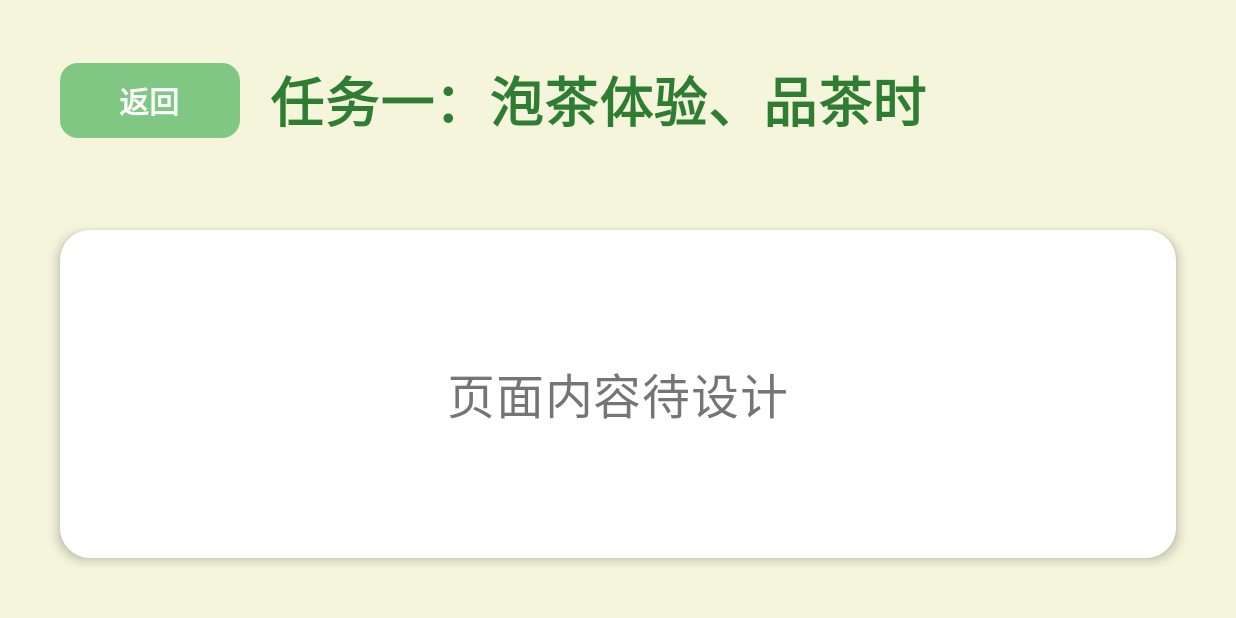
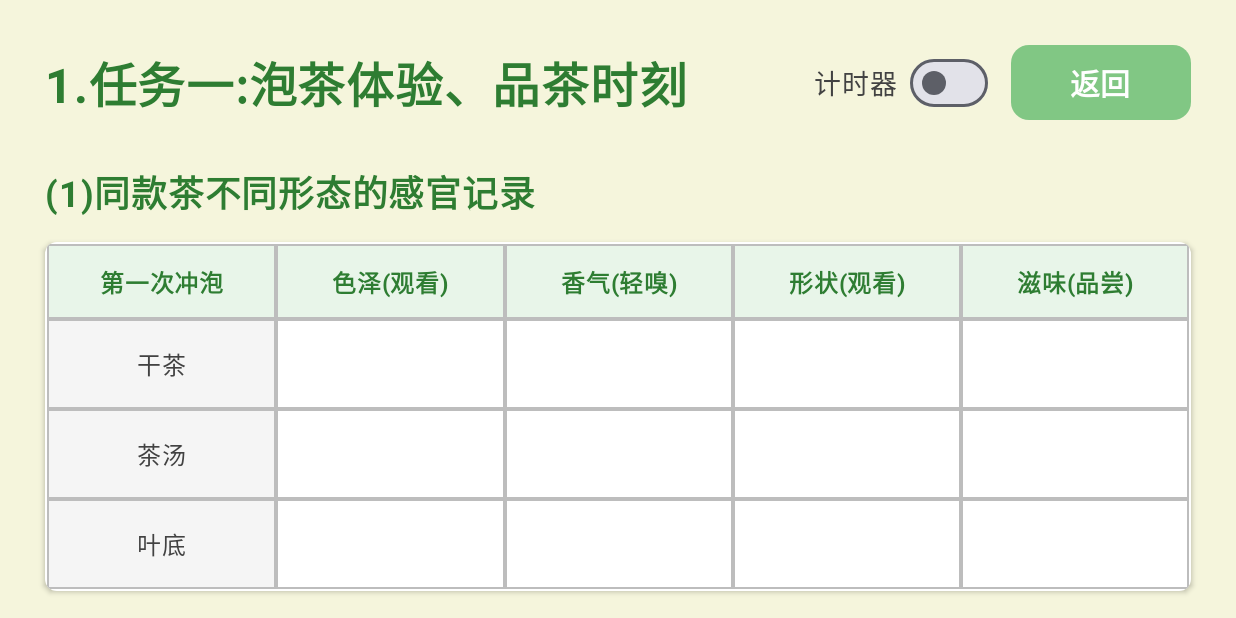
Before and after one commit to cyswinenr/TEASoftwareAR, an Android app built with Jetpack Compose: the Task1Screen screen opened through its navigation route, on a phone screen of 824 x 412 dp (held sideways). Run offline under Robolectric (Android 15) with nearby library versions, the phone set to English and light mode, and no system bars.

Commit message:
增加计时器功能

```diff
--- a/app/src/main/java/Teacourse/apk/navigation/NavGraph.kt
+++ b/app/src/main/java/Teacourse/apk/navigation/NavGraph.kt
@@ -6,6 +6,7 @@ import androidx.navigation.compose.NavHost
 import androidx.navigation.compose.composable
 import Teacourse.apk.ui.screens.InfoInputScreen
 import Teacourse.apk.ui.screens.SplashScreen
+import Teacourse.apk.ui.screens.Task1Screen
 import Teacourse.apk.ui.screens.TaskDetailScreen
 import Teacourse.apk.ui.screens.TaskOverviewScreen
 
@@ -63,8 +64,7 @@ fun NavGraph(navController: NavHostController) {
         }
 
         composable(Screen.Task1.route) {
-            TaskDetailScreen(
-                title = "任务一：泡茶体验、品茶时",
+            Task1Screen(
                 onBackClick = {
                     navController.popBackStack()
                 }
--- /dev/null
+++ b/app/src/main/java/Teacourse/apk/ui/screens/Task1Screen.kt
@@ -0,0 +1,448 @@
+package Teacourse.apk.ui.screens
+
+import androidx.compose.foundation.background
+import androidx.compose.foundation.border
+import androidx.compose.foundation.layout.*
+import androidx.compose.foundation.rememberScrollState
+import androidx.compose.foundation.shape.RoundedCornerShape
+import androidx.compose.foundation.verticalScroll
+import androidx.compose.material3.*
+import androidx.compose.runtime.*
+import androidx.compose.ui.Alignment
+import androidx.compose.ui.Modifier
+import androidx.compose.ui.graphics.Color
+import androidx.compose.ui.text.font.FontWeight
+import androidx.compose.ui.unit.dp
+import androidx.compose.ui.unit.sp
+import kotlinx.coroutines.delay
+
+@Composable
+fun Task1Screen(onBackClick: () -> Unit) {
+    // 表格数据状态
+    var dryTeaColor by remember { mutableStateOf("") }
+    var dryTeaAroma by remember { mutableStateOf("") }
+    var dryTeaShape by remember { mutableStateOf("") }
+    var dryTeaTaste by remember { mutableStateOf("") }
+
+    var teaLiquorColor by remember { mutableStateOf("") }
+    var teaLiquorAroma by remember { mutableStateOf("") }
+    var teaLiquorShape by remember { mutableStateOf("") }
+    var teaLiquorTaste by remember { mutableStateOf("") }
+
+    var spentLeavesColor by remember { mutableStateOf("") }
+    var spentLeavesAroma by remember { mutableStateOf("") }
+    var spentLeavesShape by remember { mutableStateOf("") }
+    var spentLeavesTaste by remember { mutableStateOf("") }
+
+    // 输入字段状态
+    var waterTemperature by remember { mutableStateOf("") }
+    var brewingDuration by remember { mutableStateOf("") }
+    var teaCategory by remember { mutableStateOf("") }
+    var teaName by remember { mutableStateOf("") }
+    var teacherTeaName by remember { mutableStateOf("") }
+
+    // 思考题答案
+    var reflectionAnswer by remember { mutableStateOf("") }
+
+    // 计时器状态
+    var showTimer by remember { mutableStateOf(false) }
+    var isRunning by remember { mutableStateOf(false) }
+    var elapsedTime by remember { mutableStateOf(0L) } // 毫秒
+
+    // 计时器逻辑
+    LaunchedEffect(isRunning) {
+        while (isRunning) {
+            delay(100)
+            elapsedTime += 100
+        }
+    }
+
+    // 格式化时间显示
+    fun formatTime(millis: Long): String {
+        val totalSeconds = millis / 1000
+        val minutes = totalSeconds / 60
+        val seconds = totalSeconds % 60
+        val milliseconds = (millis % 1000) / 10
+        return String.format("%02d:%02d.%02d", minutes, seconds, milliseconds)
+    }
+
+    val scrollState = rememberScrollState()
+
+    Box(
+        modifier = Modifier
+            .fillMaxSize()
+            .background(Color(0xFFF5F5DC))
+    ) {
+        Column(
+            modifier = Modifier
+                .fillMaxSize()
+                .verticalScroll(scrollState)
+                .padding(30.dp)
+        ) {
+            // 标题、计时器开关和返回按钮
+            Row(
+                modifier = Modifier.fillMaxWidth(),
+                verticalAlignment = Alignment.CenterVertically,
+                horizontalArrangement = Arrangement.SpaceBetween
+            ) {
+                // 标题
+                Text(
+                    text = "1.任务一:泡茶体验、品茶时刻",
+                    fontSize = 32.sp,
+                    fontWeight = FontWeight.Bold,
+                    color = Color(0xFF2E7D32)
+                )
+
+                // 计时器开关和返回按钮
+                Row(
+                    horizontalArrangement = Arrangement.spacedBy(15.dp),
+                    verticalAlignment = Alignment.CenterVertically
+                ) {
+                    // 计时器开关
+                    Row(
+                        verticalAlignment = Alignment.CenterVertically,
+                        horizontalArrangement = Arrangement.spacedBy(8.dp)
+                    ) {
+                        Text(
+                            text = "计时器",
+                            fontSize = 18.sp,
+                            fontWeight = FontWeight.Medium,
+                            color = Color(0xFF424242)
+                        )
+                        Switch(
+                            checked = showTimer,
+                            onCheckedChange = { showTimer = it },
+                            colors = SwitchDefaults.colors(
+                                checkedThumbColor = Color(0xFF4CAF50),
+                                checkedTrackColor = Color(0xFF81C784)
+                            )
+                        )
+                    }
+
+                    // 返回按钮
+                    Button(
+                        onClick = onBackClick,
+                        modifier = Modifier
+                            .width(120.dp)
+                            .height(50.dp),
+                        colors = ButtonDefaults.buttonColors(
+                            containerColor = Color(0xFF81C784)
+                        ),
+                        shape = RoundedCornerShape(12.dp)
+                    ) {
+                        Text("返回", fontSize = 20.sp, fontWeight = FontWeight.Bold)
+                    }
+                }
+            }
+
+            // 计时器控件（如果显示）
+            if (showTimer) {
+                Spacer(modifier = Modifier.height(20.dp))
+                Card(
+                    modifier = Modifier
+                        .fillMaxWidth()
+                        .padding(bottom = 20.dp),
+                    shape = RoundedCornerShape(12.dp),
+                    colors = CardDefaults.cardColors(
+                        containerColor = Color.White
+                    ),
+                    elevation = CardDefaults.cardElevation(defaultElevation = 4.dp)
+                ) {
+                    Row(
+                        modifier = Modifier
+                            .fillMaxWidth()
+                            .padding(20.dp),
+                        horizontalArrangement = Arrangement.SpaceBetween,
+                        verticalAlignment = Alignment.CenterVertically
+                    ) {
+                        // 时间显示
+                        Text(
+                            text = formatTime(elapsedTime),
+                            fontSize = 36.sp,
+                            fontWeight = FontWeight.Bold,
+                            color = Color(0xFF2E7D32)
+                        )
+
+                        // 按钮组
+                        Row(
+                            horizontalArrangement = Arrangement.spacedBy(15.dp)
+                        ) {
+                            // 开始/暂停按钮
+                            Button(
+                                onClick = { isRunning = !isRunning },
+                                modifier = Modifier.height(45.dp),
+                                colors = ButtonDefaults.buttonColors(
+                                    containerColor = if (isRunning) Color(0xFFFF9800) else Color(0xFF4CAF50)
+                                ),
+                                shape = RoundedCornerShape(8.dp)
+                            ) {
+                                Text(
+                                    text = if (isRunning) "暂停" else "开始",
+                                    fontSize = 18.sp,
+                                    fontWeight = FontWeight.Bold
+                                )
+                            }
+
+                            // 重置按钮
+                            Button(
+                                onClick = {
+                                    isRunning = false
+                                    elapsedTime = 0L
+                                },
+                                modifier = Modifier.height(45.dp),
+                                colors = ButtonDefaults.buttonColors(
+                                    containerColor = Color(0xFF81C784)
+                                ),
+                                shape = RoundedCornerShape(8.dp)
+                            ) {
+                                Text("重置", fontSize = 18.sp, fontWeight = FontWeight.Bold)
+                            }
+                        }
+                    }
+                }
+            }
+
+            Spacer(modifier = Modifier.height(30.dp))
+
+            // 第一部分：同款茶不同形态的感官记录
+            Text(
+                text = "(1)同款茶不同形态的感官记录",
+                fontSize = 24.sp,
+                fontWeight = FontWeight.Bold,
+                color = Color(0xFF2E7D32),
+                modifier = Modifier.padding(bottom = 15.dp)
+            )
+
+            // 表格
+            Card(
+                modifier = Modifier
+                    .fillMaxWidth()
+                    .padding(bottom = 20.dp),
+                shape = RoundedCornerShape(8.dp),
+                colors = CardDefaults.cardColors(
+                    containerColor = Color.White
+                ),
+                elevation = CardDefaults.cardElevation(defaultElevation = 2.dp)
+            ) {
+                Column(
+                    modifier = Modifier.padding(1.dp)
+                ) {
+                    // 表头
+                    Row(
+                        modifier = Modifier
+                            .fillMaxWidth()
+                            .background(Color(0xFFE8F5E9))
+                            .border(1.dp, Color(0xFFBDBDBD))
+                    ) {
+                        TableHeaderCell("第一次冲泡", 0.25f)
+                        TableHeaderCell("色泽(观看)", 0.25f)
+                        TableHeaderCell("香气(轻嗅)", 0.25f)
+                        TableHeaderCell("形状(观看)", 0.25f)
+                        TableHeaderCell("滋味(品尝)", 0.25f)
+                    }
+
+                    // 干茶行
+                    TableDataRow(
+                        "干茶",
+                        dryTeaColor,
+                        { dryTeaColor = it },
+                        dryTeaAroma,
+                        { dryTeaAroma = it },
+                        dryTeaShape,
+                        { dryTeaShape = it },
+                        dryTeaTaste,
+                        { dryTeaTaste = it }
+                    )
+
+                    // 茶汤行
+                    TableDataRow(
+                        "茶汤",
+                        teaLiquorColor,
+                        { teaLiquorColor = it },
+                        teaLiquorAroma,
+                        { teaLiquorAroma = it },
+                        teaLiquorShape,
+                        { teaLiquorShape = it },
+                        teaLiquorTaste,
+                        { teaLiquorTaste = it }
+                    )
+
+                    // 叶底行
+                    TableDataRow(
+                        "叶底",
+                        spentLeavesColor,
+                        { spentLeavesColor = it },
+                        spentLeavesAroma,
+                        { spentLeavesAroma = it },
+                        spentLeavesShape,
+                        { spentLeavesShape = it },
+                        spentLeavesTaste,
+                        { spentLeavesTaste = it }
+                    )
+                }
+            }
+
+            // 输入字段
+            Column(
+                modifier = Modifier.fillMaxWidth(),
+                verticalArrangement = Arrangement.spacedBy(15.dp)
+            ) {
+                InputField("冲泡的水温:", waterTemperature) { waterTemperature = it }
+                InputField("每泡茶叶的时长:", brewingDuration) { brewingDuration = it }
+                InputField("茶叶品类:", teaCategory) { teaCategory = it }
+                InputField("茶品名:", teaName) { teaName = it }
+                InputField("老师公布的茶品名:", teacherTeaName) { teacherTeaName = it }
+            }
+
+            Spacer(modifier = Modifier.height(30.dp))
+
+            // 第二部分：思考题
+            Text(
+                text = "(2)品评其他组同类的茶滋味,有何异同?为什么?",
+                fontSize = 24.sp,
+                fontWeight = FontWeight.Bold,
+                color = Color(0xFF2E7D32),
+                modifier = Modifier.padding(bottom = 15.dp)
+            )
+
+            OutlinedTextField(
+                value = reflectionAnswer,
+                onValueChange = { reflectionAnswer = it },
+                modifier = Modifier
+                    .fillMaxWidth()
+                    .height(200.dp),
+                shape = RoundedCornerShape(8.dp),
+                colors = OutlinedTextFieldDefaults.colors(
+                    focusedBorderColor = Color(0xFF4CAF50),
+                    unfocusedBorderColor = Color(0xFF81C784)
+                ),
+                textStyle = MaterialTheme.typography.bodyLarge.copy(fontSize = 18.sp),
+                maxLines = 10
+            )
+
+            Spacer(modifier = Modifier.height(30.dp))
+        }
+    }
+}
+
+@Composable
+fun RowScope.TableHeaderCell(text: String, weightValue: Float) {
+    Box(
+        modifier = Modifier
+            .weight(weightValue)
+            .height(50.dp)
+            .border(1.dp, Color(0xFFBDBDBD))
+            .padding(8.dp),
+        contentAlignment = Alignment.Center
+    ) {
+        Text(
+            text = text,
+            fontSize = 16.sp,
+            fontWeight = FontWeight.Bold,
+            color = Color(0xFF2E7D32)
+        )
+    }
+}
+
+@Composable
+fun TableDataRow(
+    rowLabel: String,
+    colorValue: String,
+    onColorChange: (String) -> Unit,
+    aromaValue: String,
+    onAromaChange: (String) -> Unit,
+    shapeValue: String,
+    onShapeChange: (String) -> Unit,
+    tasteValue: String,
+    onTasteChange: (String) -> Unit
+) {
+    Row(
+        modifier = Modifier
+            .fillMaxWidth()
+            .border(1.dp, Color(0xFFBDBDBD))
+    ) {
+        // 行标签
+        Box(
+            modifier = Modifier
+                .weight(0.25f)
+                .height(60.dp)
+                .background(Color(0xFFF5F5F5))
+                .border(1.dp, Color(0xFFBDBDBD))
+                .padding(8.dp),
+            contentAlignment = Alignment.Center
+        ) {
+            Text(
+                text = rowLabel,
+                fontSize = 16.sp,
+                fontWeight = FontWeight.Medium,
+                color = Color(0xFF424242)
+            )
+        }
+
+        // 输入框
+        TableInputCell(colorValue, onColorChange, 0.25f)
+        TableInputCell(aromaValue, onAromaChange, 0.25f)
+        TableInputCell(shapeValue, onShapeChange, 0.25f)
+        TableInputCell(tasteValue, onTasteChange, 0.25f)
+    }
+}
+
+@Composable
+fun RowScope.TableInputCell(
+    value: String,
+    onValueChange: (String) -> Unit,
+    weightValue: Float
+) {
+    Box(
+        modifier = Modifier
+            .weight(weightValue)
+            .height(60.dp)
+            .border(1.dp, Color(0xFFBDBDBD))
+    ) {
+        OutlinedTextField(
+            value = value,
+            onValueChange = onValueChange,
+            modifier = Modifier
+                .fillMaxSize()
+                .padding(horizontal = 8.dp, vertical = 4.dp),
+            textStyle = MaterialTheme.typography.bodyMedium.copy(fontSize = 14.sp),
+            singleLine = true,
+            colors = OutlinedTextFieldDefaults.colors(
+                focusedBorderColor = Color.Transparent,
+                unfocusedBorderColor = Color.Transparent
+            ),
+            shape = RoundedCornerShape(0.dp)
+        )
+    }
+}
+
+@Composable
+fun InputField(label: String, value: String, onValueChange: (String) -> Unit) {
+    Row(
+        modifier = Modifier.fillMaxWidth(),
+        verticalAlignment = Alignment.CenterVertically,
+        horizontalArrangement = Arrangement.spacedBy(10.dp)
+    ) {
+        Text(
+            text = label,
+            fontSize = 18.sp,
+            fontWeight = FontWeight.Medium,
+            color = Color(0xFF424242),
+            modifier = Modifier.width(180.dp)
+        )
+        OutlinedTextField(
+            value = value,
+            onValueChange = onValueChange,
+            modifier = Modifier
+                .weight(1f)
+                .height(50.dp),
+            shape = RoundedCornerShape(8.dp),
+            colors = OutlinedTextFieldDefaults.colors(
+                focusedBorderColor = Color(0xFF4CAF50),
+                unfocusedBorderColor = Color(0xFF81C784)
+            ),
+            textStyle = MaterialTheme.typography.bodyLarge.copy(fontSize = 18.sp),
+            singleLine = true
+        )
+    }
+}
```
Also changed, not shown: app/src/main/java/Teacourse/apk/ui/screens/InfoInputScreen.kt (+46 -7 lines), app/src/main/res/drawable/ic_launcher_foreground.xml (+56 -66 lines).
